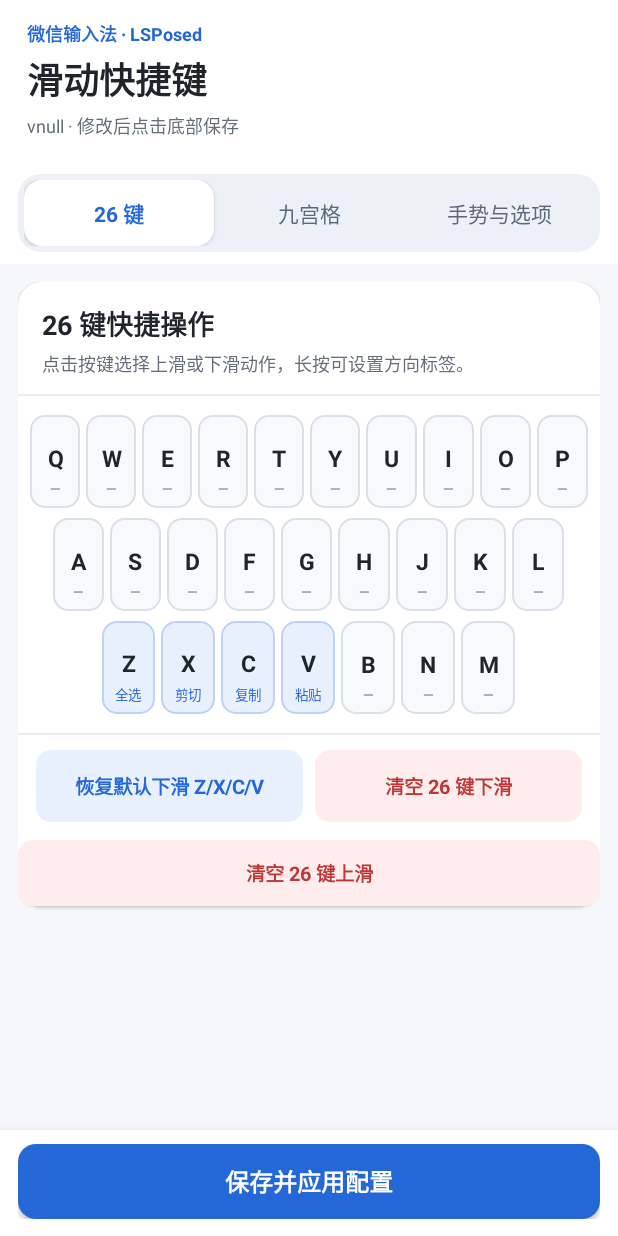
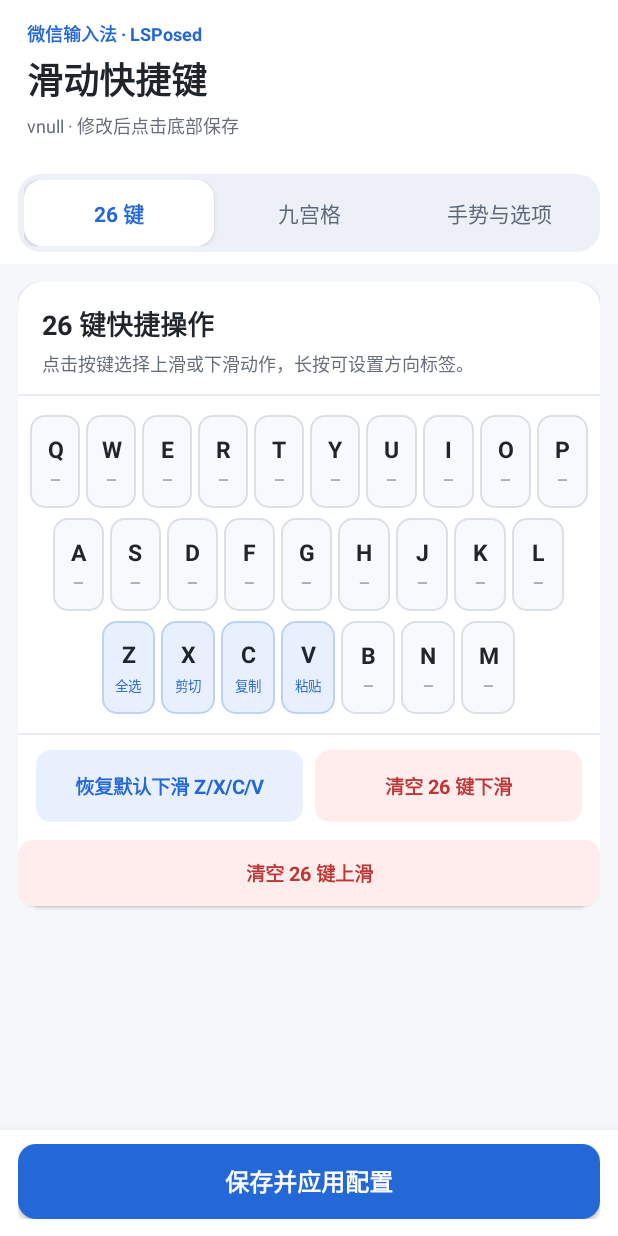
Before and after one commit to waoui/WeType-Swipe, an Android app: the screen it shows after launch (MainActivity), on a phone screen of 412 x 824 dp. Run offline under Robolectric (Android 15) with nearby library versions, the phone set to English and light mode, and no system bars.

Commit message:
ui: avoid empty upper label space and ensure T9 key previews fit at default font size

```diff
--- a/app/src/main/java/com/rww/wetypeswipe/MainActivity.java
+++ b/app/src/main/java/com/rww/wetypeswipe/MainActivity.java
@@ -324,7 +324,7 @@ public final class MainActivity extends Activity {
             row.setGravity(Gravity.CENTER);
             for (int digit : digits) {
                 View key = buildT9Key(digit);
-                LinearLayout.LayoutParams params = new LinearLayout.LayoutParams(0, dp(72), 1f);
+                LinearLayout.LayoutParams params = new LinearLayout.LayoutParams(0, dp(82), 1f);
                 params.setMargins(dp(4), dp(4), dp(4), dp(4));
                 row.addView(key, params);
             }
@@ -973,6 +973,7 @@ public final class MainActivity extends Activity {
         actionView.setText(previewLabel(qwertyCustomLabels[index], action));
         upView.setText(up == Config.ACTION_NONE ? ""
                 : previewLabel(upQwertyCustomLabels[index], up));
+        upView.setVisibility(up == Config.ACTION_NONE ? View.GONE : View.VISIBLE);
         upView.setTextColor(up == Config.ACTION_DISABLE ? COLOR_DANGER
                 : up == Config.ACTION_NONE ? COLOR_SECONDARY : COLOR_ACCENT);
         keyView.setContentDescription(Character.toUpperCase(letter) + " 键，下滑："
@@ -998,6 +999,7 @@ public final class MainActivity extends Activity {
         if (t9UpActionViews[digit] != null) {
             t9UpActionViews[digit].setText(up == Config.ACTION_NONE ? ""
                     : previewLabel(upT9CustomLabels[digit], up));
+            t9UpActionViews[digit].setVisibility(up == Config.ACTION_NONE ? View.GONE : View.VISIBLE);
             t9UpActionViews[digit].setTextColor(up == Config.ACTION_DISABLE ? COLOR_DANGER
                     : up == Config.ACTION_NONE ? COLOR_SECONDARY : COLOR_ACCENT);
         }
```
